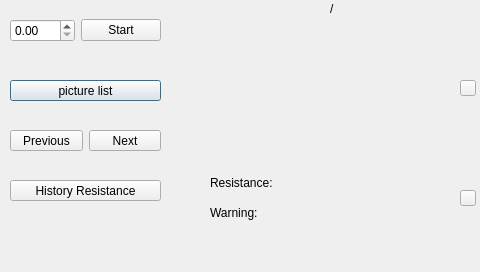
This is qt1.ui in SuperbusyMuxiaolin/exp as Qt 5 draws it before an edit. The edited form follows.
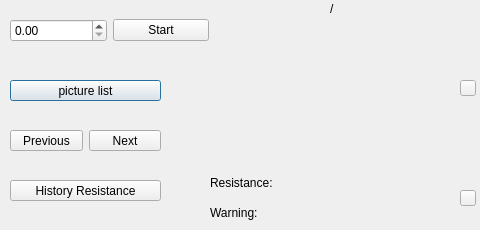
This is the edited form.

```diff
--- a/qt1.ui
+++ b/qt1.ui
@@ -7,7 +7,7 @@
     <x>0</x>
     <y>0</y>
     <width>480</width>
-    <height>272</height>
+    <height>230</height>
    </rect>
   </property>
   <property name="windowTitle">
@@ -70,7 +70,7 @@
     <rect>
      <x>10</x>
      <y>10</y>
-     <width>151</width>
+     <width>199</width>
      <height>41</height>
     </rect>
    </property>
@@ -211,7 +211,7 @@
     <string/>
    </property>
   </widget>
-  <widget class="QWidget" name="">
+  <widget class="QWidget" name="layoutWidget">
    <property name="geometry">
     <rect>
      <x>10</x>
```
